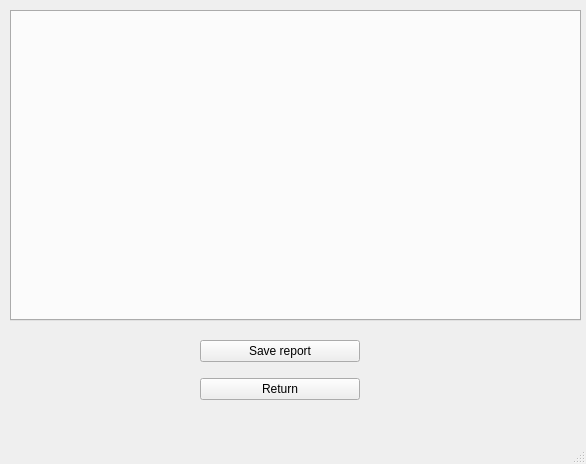
Above: UI/advanced_results.ui from robmaz22/app_students before the change. Below: the same form after it.
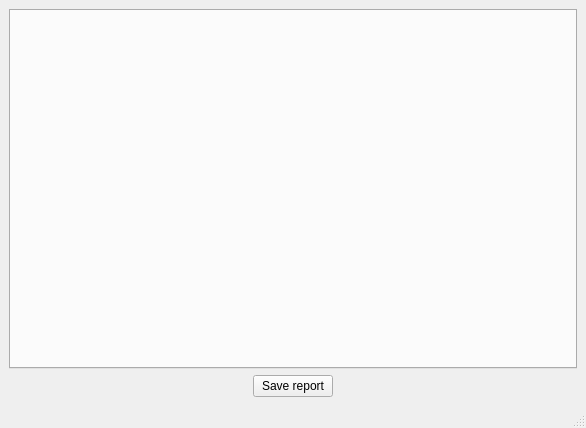
That is the form after the change.

The edit to the form file:
```diff
--- a/UI/advanced_results.ui
+++ b/UI/advanced_results.ui
@@ -7,52 +7,63 @@
     <x>0</x>
     <y>0</y>
     <width>586</width>
-    <height>464</height>
+    <height>428</height>
    </rect>
   </property>
+  <property name="sizePolicy">
+   <sizepolicy hsizetype="Expanding" vsizetype="Expanding">
+    <horstretch>0</horstretch>
+    <verstretch>0</verstretch>
+   </sizepolicy>
+  </property>
+  <property name="minimumSize">
+   <size>
+    <width>586</width>
+    <height>428</height>
+   </size>
+  </property>
   <property name="windowTitle">
    <string>MainWindow</string>
   </property>
   <widget class="QWidget" name="centralwidget">
-   <widget class="QWidget" name="verticalLayoutWidget">
-    <property name="geometry">
-     <rect>
-      <x>200</x>
-      <y>330</y>
-      <width>160</width>
-      <height>80</height>
-     </rect>
-    </property>
-    <layout class="QVBoxLayout" name="verticalLayout">
-     <item>
-      <widget class="QPushButton" name="pushButton">
-       <property name="text">
-        <string>Save report</string>
-       </property>
-      </widget>
-     </item>
-     <item>
-      <widget class="QPushButton" name="pushButton_2">
-       <property name="text">
-        <string>Return</string>
-       </property>
-      </widget>
-     </item>
-    </layout>
-   </widget>
-   <widget class="QTabWidget" name="tabWidget">
-    <property name="geometry">
-     <rect>
-      <x>10</x>
-      <y>10</y>
-      <width>571</width>
-      <height>311</height>
-     </rect>
-    </property>
-    <property name="currentIndex">
-     <number>-1</number>
-    </property>
-   </widget>
+   <layout class="QVBoxLayout" name="verticalLayout">
+    <item>
+     <layout class="QVBoxLayout" name="verticalLayout_3">
+      <item>
+       <widget class="QTabWidget" name="tabWidget">
+        <property name="sizePolicy">
+         <sizepolicy hsizetype="Expanding" vsizetype="Minimum">
+          <horstretch>0</horstretch>
+          <verstretch>0</verstretch>
+         </sizepolicy>
+        </property>
+        <property name="minimumSize">
+         <size>
+          <width>300</width>
+          <height>300</height>
+         </size>
+        </property>
+        <property name="currentIndex">
+         <number>-1</number>
+        </property>
+       </widget>
+      </item>
+      <item alignment="Qt::AlignHCenter">
+       <widget class="QPushButton" name="pushButton">
+        <property name="sizePolicy">
+         <sizepolicy hsizetype="Fixed" vsizetype="Fixed">
+          <horstretch>0</horstretch>
+          <verstretch>0</verstretch>
+         </sizepolicy>
+        </property>
+        <property name="text">
+         <string>Save report</string>
+        </property>
+       </widget>
+      </item>
+     </layout>
+    </item>
+   </layout>
   </widget>
   <widget class="QMenuBar" name="menubar">
    <property name="geometry">
```
